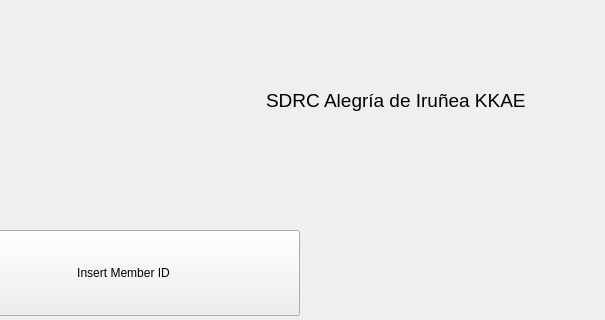
First picture: the form in penyamanager/loginwindow.ui, repository eguzki/penyamanager, before the edit; both pictures show x 97 to 702 and y 0 to 320 of the 800 by 600 pixel window.
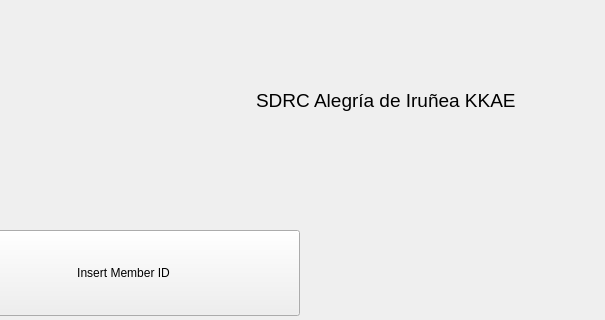
Second picture: the form after the edit. Icons and pictures are not drawn.

```diff
--- a/penyamanager/loginwindow.ui
+++ b/penyamanager/loginwindow.ui
@@ -55,13 +55,13 @@
        <widget class="QWidget" name="imageWidget" native="true">
         <property name="minimumSize">
          <size>
-          <width>180</width>
+          <width>160</width>
           <height>0</height>
          </size>
         </property>
         <property name="maximumSize">
          <size>
-          <width>180</width>
+          <width>160</width>
           <height>16777215</height>
          </size>
         </property>
```
